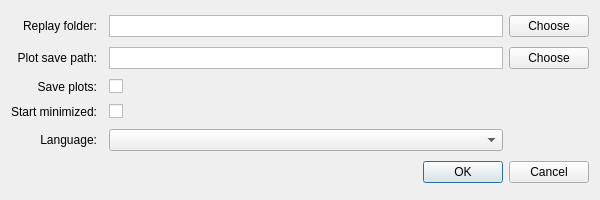
Above: src/ui/preferencesdialog.ui from Sgambe33/WT-Plotter before the change. Below: the same form after it.
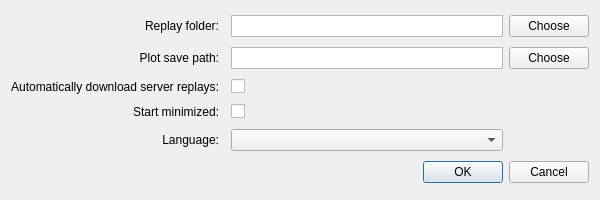
That is the form after the change.

Commit message: Added simple movement viewer (both local and server)

What changed in the file:
```diff
--- a/src/ui/preferencesdialog.ui
+++ b/src/ui/preferencesdialog.ui
@@ -24,7 +24,7 @@
    <item row="2" column="0">
     <widget class="QLabel" name="label_3">
      <property name="text">
-      <string>Save plots:</string>
+      <string>Automatically download server replays:</string>
      </property>
      <property name="alignment">
       <set>Qt::AlignmentFlag::AlignRight|Qt::AlignmentFlag::AlignTrailing|Qt::AlignmentFlag::AlignVCenter</set>
```
Left out of the diff: 2 changed lines with no effect on the pictures. The commit also changes 11 other files.
